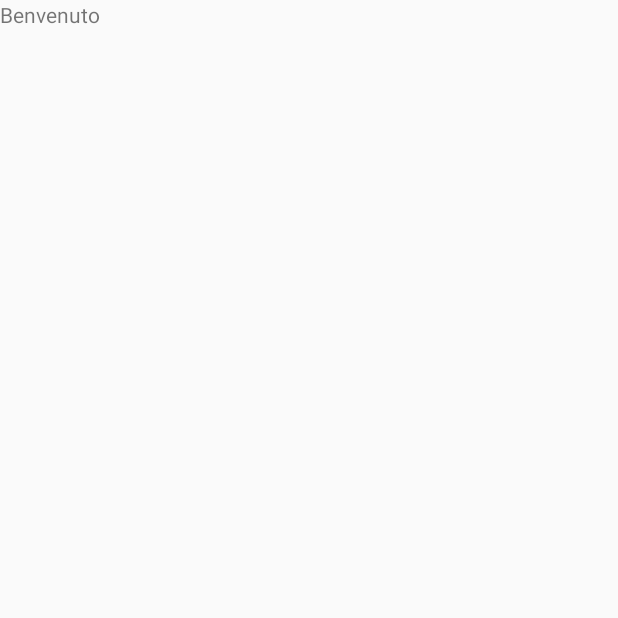
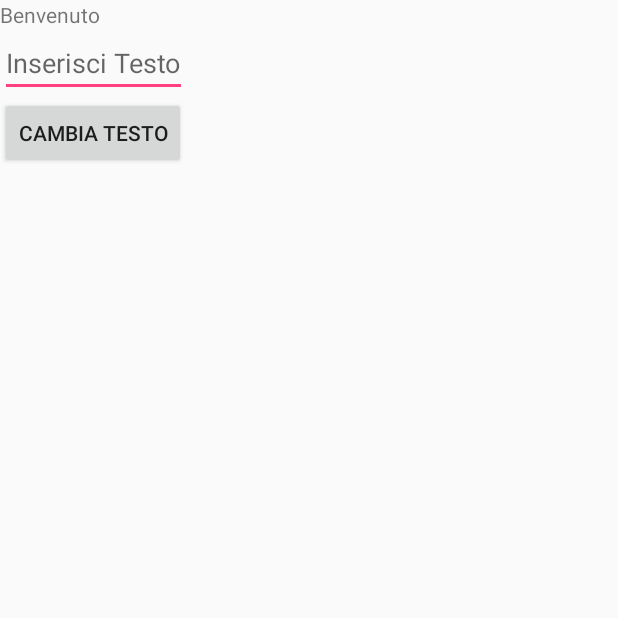
Before and after one commit to dcentonze/PuntiInteresse, an Android app: the screen it shows after launch (MainActivity), on a phone screen of 412 x 824 dp, the top half of it. Before the commit the part shown is almost empty. Run offline under Robolectric (Android 15) with nearby library versions, the phone set to English and light mode, and no system bars.

Commit message:
EditText and TextView inserted

```diff
--- a/mobile/src/main/java/android/vm/puntiinteresse/MainActivity.java
+++ b/mobile/src/main/java/android/vm/puntiinteresse/MainActivity.java
@@ -2,6 +2,10 @@ package android.vm.puntiinteresse;
 
 import android.app.Activity;
 import android.os.Bundle;
+import android.view.View;
+import android.widget.Button;
+import android.widget.EditText;
+import android.widget.TextView;
 
 /**
  * Created by acbes on 25/01/2017.
@@ -9,10 +13,23 @@ import android.os.Bundle;
 
 public class MainActivity extends Activity {
 
+    TextView welcomeTv;
+    Button changeBt;
+    EditText changeTextEdit;
     @Override
     protected void onCreate(Bundle savedInstanceState){
         super.onCreate(savedInstanceState);
         setContentView(R.layout.activity_main);
+        welcomeTv=(TextView)findViewById(R.id.welcome_tv);
+        changeBt=(Button)findViewById(R.id.change_bt);
+        changeTextEdit=(EditText)findViewById(R.id.edit_txt);
+        changeBt.setOnClickListener(new View.OnClickListener(){
+            @Override
+            public void onClick(View view){
+                welcomeTv.setText(changeTextEdit.getText());
+            }
+        });
+
     }
 
 
--- a/mobile/src/main/res/layout/activity_main.xml
+++ b/mobile/src/main/res/layout/activity_main.xml
@@ -6,8 +6,24 @@
     <TextView
         android:layout_width="wrap_content"
         android:layout_height="wrap_content"
+        android:id="@+id/welcome_tv"
         android:text="@string/welcome"
         />
 
+    <EditText
+        android:layout_width="wrap_content"
+        android:layout_height="wrap_content"
+        android:id="@+id/edit_txt"
+        android:hint="@string/change_text_hint"
+        />
+    <Button
+        android:layout_width="wrap_content"
+        android:layout_height="wrap_content"
+        android:id="@+id/change_bt"
+        android:text="@string/change_text"
+
+        />
+
+
 
 </LinearLayout>
--- a/mobile/src/main/res/values/strings.xml
+++ b/mobile/src/main/res/values/strings.xml
@@ -1,4 +1,6 @@
 <resources>
     <string name="app_name">puntiinteresse</string>
     <string name="welcome">Benvenuto</string>
+    <string name="change_text">Cambia testo</string>
+    <string name="change_text_hint">Inserisci Testo</string>
 </resources>
```
